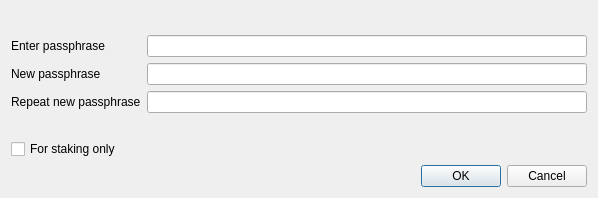
Qt form src/qt/forms/askpassphrasedialog.ui (ChiliCoin/ChiliCoin) before a commit.
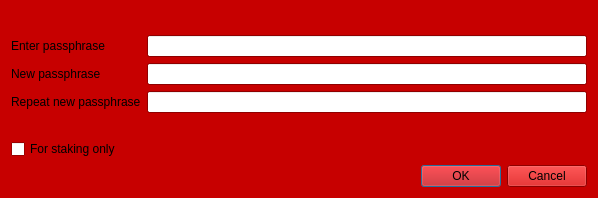
The same form after that commit.

Diff of the .ui file:
```diff
--- a/src/qt/forms/askpassphrasedialog.ui
+++ b/src/qt/forms/askpassphrasedialog.ui
@@ -22,6 +22,421 @@
     <height>0</height>
    </size>
   </property>
+  <property name="palette">
+   <palette>
+    <active>
+     <colorrole role="WindowText">
+      <brush brushstyle="SolidPattern">
+       <color alpha="255">
+        <red>0</red>
+        <green>0</green>
+        <blue>0</blue>
+       </color>
+      </brush>
+     </colorrole>
+     <colorrole role="Button">
+      <brush brushstyle="SolidPattern">
+       <color alpha="255">
+        <red>199</red>
+        <green>0</green>
+        <blue>0</blue>
+       </color>
+      </brush>
+     </colorrole>
+     <colorrole role="Light">
+      <brush brushstyle="SolidPattern">
+       <color alpha="255">
+        <red>255</red>
+        <green>43</green>
+        <blue>43</blue>
+       </color>
+      </brush>
+     </colorrole>
+     <colorrole role="Midlight">
+      <brush brushstyle="SolidPattern">
+       <color alpha="255">
+        <red>227</red>
+        <green>21</green>
+        <blue>21</blue>
+       </color>
+      </brush>
+     </colorrole>
+     <colorrole role="Dark">
+      <brush brushstyle="SolidPattern">
+       <color alpha="255">
+        <red>99</red>
+        <green>0</green>
+        <blue>0</blue>
+       </color>
+      </brush>
+     </colorrole>
+     <colorrole role="Mid">
+      <brush brushstyle="SolidPattern">
+       <color alpha="255">
+        <red>133</red>
+        <green>0</green>
+        <blue>0</blue>
+       </color>
+      </brush>
+     </colorrole>
+     <colorrole role="Text">
+      <brush brushstyle="SolidPattern">
+       <color alpha="255">
+        <red>0</red>
+        <green>0</green>
+        <blue>0</blue>
+       </color>
+      </brush>
+     </colorrole>
+     <colorrole role="BrightText">
+      <brush brushstyle="SolidPattern">
+       <color alpha="255">
+        <red>255</red>
+        <green>255</green>
+        <blue>255</blue>
+       </color>
+      </brush>
+     </colorrole>
+     <colorrole role="ButtonText">
+      <brush brushstyle="SolidPattern">
+       <color alpha="255">
+        <red>0</red>
+        <green>0</green>
+        <blue>0</blue>
+       </color>
+      </brush>
+     </colorrole>
+     <colorrole role="Base">
+      <brush brushstyle="SolidPattern">
+       <color alpha="255">
+        <red>255</red>
+        <green>255</green>
+        <blue>255</blue>
+       </color>
+      </brush>
+     </colorrole>
+     <colorrole role="Window">
+      <brush brushstyle="SolidPattern">
+       <color alpha="255">
+        <red>199</red>
+        <green>0</green>
+        <blue>0</blue>
+       </color>
+      </brush>
+     </colorrole>
+     <colorrole role="Shadow">
+      <brush brushstyle="SolidPattern">
+       <color alpha="255">
+        <red>0</red>
+        <green>0</green>
+        <blue>0</blue>
+       </color>
+      </brush>
+     </colorrole>
+     <colorrole role="AlternateBase">
+      <brush brushstyle="SolidPattern">
+       <color alpha="255">
+        <red>227</red>
+        <green>127</green>
+        <blue>127</blue>
+       </color>
+      </brush>
+     </colorrole>
+     <colorrole role="ToolTipBase">
+      <brush brushstyle="SolidPattern">
+       <color alpha="255">
+        <red>255</red>
+        <green>255</green>
+        <blue>220</blue>
+       </color>
+      </brush>
+     </colorrole>
+     <colorrole role="ToolTipText">
+      <brush brushstyle="SolidPattern">
+       <color alpha="255">
+        <red>0</red>
+        <green>0</green>
+        <blue>0</blue>
+       </color>
+      </brush>
+     </colorrole>
+    </active>
+    <inactive>
+     <colorrole role="WindowText">
+      <brush brushstyle="SolidPattern">
+       <color alpha="255">
+        <red>0</red>
+        <green>0</green>
+        <blue>0</blue>
+       </color>
+      </brush>
+     </colorrole>
+     <colorrole role="Button">
+      <brush brushstyle="SolidPattern">
+       <color alpha="255">
+        <red>199</red>
+        <green>0</green>
+        <blue>0</blue>
+       </color>
+      </brush>
+     </colorrole>
+     <colorrole role="Light">
+      <brush brushstyle="SolidPattern">
+       <color alpha="255">
+        <red>255</red>
+        <green>43</green>
+        <blue>43</blue>
+       </color>
+      </brush>
+     </colorrole>
+     <colorrole role="Midlight">
+      <brush brushstyle="SolidPattern">
+       <color alpha="255">
+        <red>227</red>
+        <green>21</green>
+        <blue>21</blue>
+       </color>
+      </brush>
+     </colorrole>
+     <colorrole role="Dark">
+      <brush brushstyle="SolidPattern">
+       <color alpha="255">
+        <red>99</red>
+        <green>0</green>
+        <blue>0</blue>
+       </color>
+      </brush>
+     </colorrole>
+     <colorrole role="Mid">
+      <brush brushstyle="SolidPattern">
+       <color alpha="255">
+        <red>133</red>
+        <green>0</green>
+        <blue>0</blue>
+       </color>
+      </brush>
+     </colorrole>
+     <colorrole role="Text">
+      <brush brushstyle="SolidPattern">
+       <color alpha="255">
+        <red>0</red>
+        <green>0</green>
+        <blue>0</blue>
+       </color>
+      </brush>
+     </colorrole>
+     <colorrole role="BrightText">
+      <brush brushstyle="SolidPattern">
+       <color alpha="255">
+        <red>255</red>
+        <green>255</green>
+        <blue>255</blue>
+       </color>
+      </brush>
+     </colorrole>
+     <colorrole role="ButtonText">
+      <brush brushstyle="SolidPattern">
+       <color alpha="255">
+        <red>0</red>
+        <green>0</green>
+        <blue>0</blue>
+       </color>
+      </brush>
+     </colorrole>
+     <colorrole role="Base">
+      <brush brushstyle="SolidPattern">
+       <color alpha="255">
+        <red>255</red>
+        <green>255</green>
+        <blue>255</blue>
+       </color>
+      </brush>
+     </colorrole>
+     <colorrole role="Window">
+      <brush brushstyle="SolidPattern">
+       <color alpha="255">
+        <red>199</red>
+        <green>0</green>
+        <blue>0</blue>
+       </color>
+      </brush>
+     </colorrole>
+     <colorrole role="Shadow">
+      <brush brushstyle="SolidPattern">
+       <color alpha="255">
+        <red>0</red>
+        <green>0</green>
+        <blue>0</blue>
+       </color>
+      </brush>
+     </colorrole>
+     <colorrole role="AlternateBase">
+      <brush brushstyle="SolidPattern">
+       <color alpha="255">
+        <red>227</red>
+        <green>127</green>
+        <blue>127</blue>
+       </color>
+      </brush>
+     </colorrole>
+     <colorrole role="ToolTipBase">
+      <brush brushstyle="SolidPattern">
+       <color alpha="255">
+        <red>255</red>
+        <green>255</green>
+        <blue>220</blue>
+       </color>
+      </brush>
+     </colorrole>
+     <colorrole role="ToolTipText">
+      <brush brushstyle="SolidPattern">
+       <color alpha="255">
+        <red>0</red>
+        <green>0</green>
+        <blue>0</blue>
+       </color>
+      </brush>
+     </colorrole>
+    </inactive>
+    <disabled>
+     <colorrole role="WindowText">
+      <brush brushstyle="SolidPattern">
+       <color alpha="255">
+        <red>99</red>
+        <green>0</green>
+        <blue>0</blue>
+       </color>
+      </brush>
+     </colorrole>
+     <colorrole role="Button">
+      <brush brushstyle="SolidPattern">
+       <color alpha="255">
+        <red>199</red>
+        <green>0</green>
+        <blue>0</blue>
+       </color>
+      </brush>
+     </colorrole>
+     <colorrole role="Light">
+      <brush brushstyle="SolidPattern">
+       <color alpha="255">
+        <red>255</red>
+        <green>43</green>
+        <blue>43</blue>
+       </color>
+      </brush>
+     </colorrole>
+     <colorrole role="Midlight">
+      <brush brushstyle="SolidPattern">
+       <color alpha="255">
+        <red>227</red>
+        <green>21</green>
+        <blue>21</blue>
+       </color>
+      </brush>
+     </colorrole>
+     <colorrole role="Dark">
+      <brush brushstyle="SolidPattern">
+       <color alpha="255">
+        <red>99</red>
+        <green>0</green>
+        <blue>0</blue>
+       </color>
+      </brush>
+     </colorrole>
+     <colorrole role="Mid">
+      <brush brushstyle="SolidPattern">
+       <color alpha="255">
+        <red>133</red>
+        <green>0</green>
+        <blue>0</blue>
+       </color>
+      </brush>
+     </colorrole>
+     <colorrole role="Text">
+      <brush brushstyle="SolidPattern">
+       <color alpha="255">
+        <red>99</red>
+        <green>0</green>
+        <blue>0</blue>
+       </color>
+      </brush>
+     </colorrole>
+     <colorrole role="BrightText">
+      <brush brushstyle="SolidPattern">
+       <color alpha="255">
+        <red>255</red>
+        <green>255</green>
+        <blue>255</blue>
+       </color>
+      </brush>
+     </colorrole>
+     <colorrole role="ButtonText">
+      <brush brushstyle="SolidPattern">
+       <color alpha="255">
+        <red>99</red>
+        <green>0</green>
+        <blue>0</blue>
+       </color>
+      </brush>
+     </colorrole>
+     <colorrole role="Base">
+      <brush brushstyle="SolidPattern">
+       <color alpha="255">
+        <red>199</red>
+        <green>0</green>
+        <blue>0</blue>
+       </color>
+      </brush>
+     </colorrole>
+     <colorrole role="Window">
+      <brush brushstyle="SolidPattern">
+       <color alpha="255">
+        <red>199</red>
+        <green>0</green>
+        <blue>0</blue>
+       </color>
+      </brush>
+     </colorrole>
+     <colorrole role="Shadow">
+      <brush brushstyle="SolidPattern">
+       <color alpha="255">
+        <red>0</red>
+        <green>0</green>
+        <blue>0</blue>
+       </color>
+      </brush>
+     </colorrole>
+     <colorrole role="AlternateBase">
+      <brush brushstyle="SolidPattern">
+       <color alpha="255">
+        <red>199</red>
+        <green>0</green>
+        <blue>0</blue>
+       </color>
+      </brush>
+     </colorrole>
+     <colorrole role="ToolTipBase">
+      <brush brushstyle="SolidPattern">
+       <color alpha="255">
+        <red>255</red>
+        <green>255</green>
+        <blue>220</blue>
+       </color>
+      </brush>
+     </colorrole>
+     <colorrole role="ToolTipText">
+      <brush brushstyle="SolidPattern">
+       <color alpha="255">
+        <red>0</red>
+        <green>0</green>
+        <blue>0</blue>
+       </color>
+      </brush>
+     </colorrole>
+    </disabled>
+   </palette>
+  </property>
   <property name="windowTitle">
    <string>Passphrase Dialog</string>
   </property>
```
Left out of the diff: 6 changed lines with no effect on the pictures.
